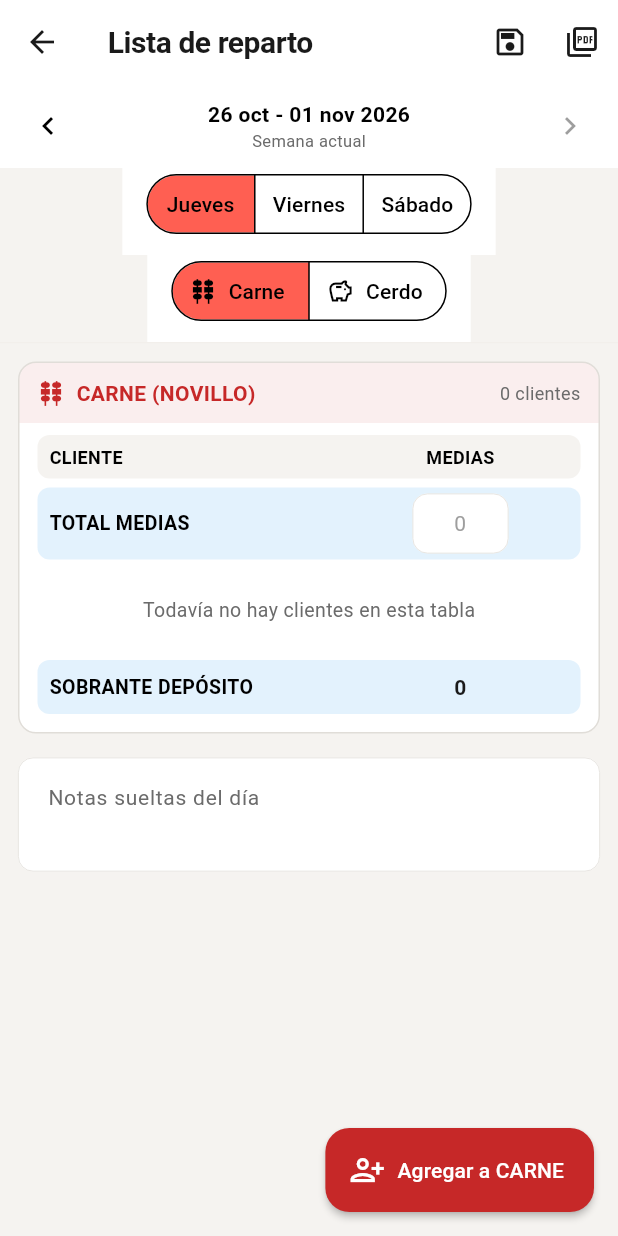
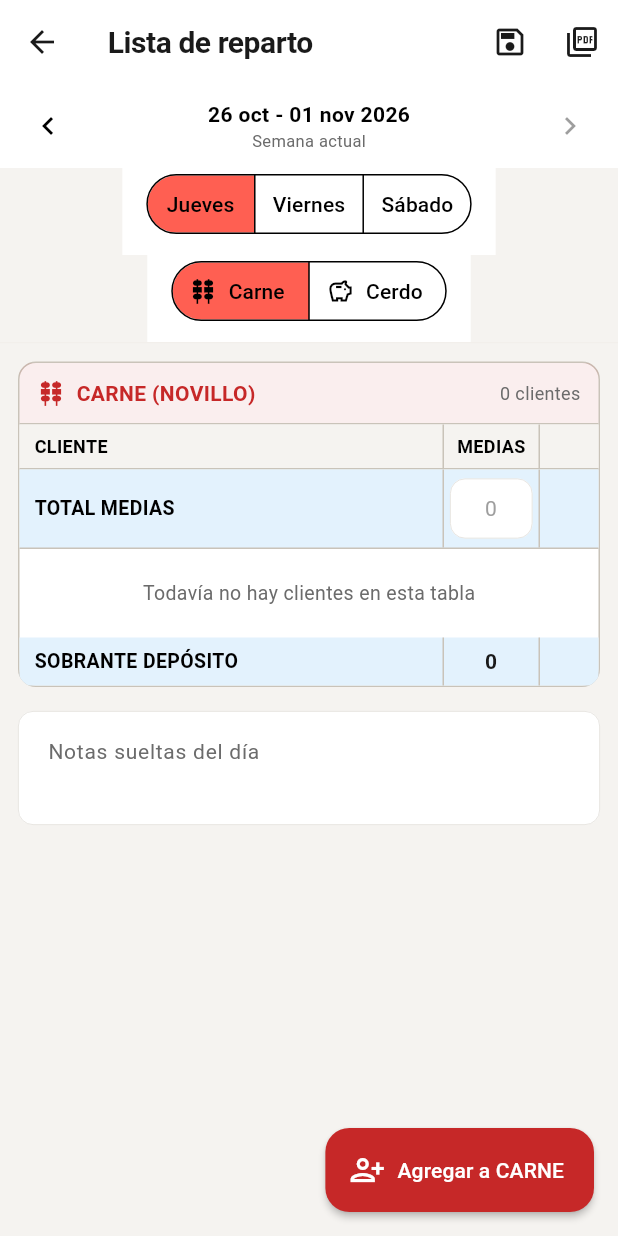
Before and after one commit to milifs/matarife-system, a Flutter app: the RepartoScreen screen opened directly, on a phone screen of 412 x 824 dp. Run offline on Flutter 3.47's test engine with Material 3 defaults, Android fonts, the phone set to English and light mode, and no system bars; our stand-ins replace image_picker, pdf, printing, shared_preferences, supabase_flutter; missing offline and left inert: dart:html; accounts and stored records are empty.

Commit message:
Dibujar las lineas de la grilla del reparto y pintar el renglon al señalarlo
Joaco lee la tabla cruzando el nombre con el numero y no veia el renglon.

Ahora todas las filas (encabezado, total, clientes y sobrante) se arman con
el mismo helper, que es lo que hace que las lineas verticales queden
alineadas de punta a punta: cada fila dibujandose por su cuenta corria la
columna de medias. Van con IntrinsicHeight y stretch, si no las verticales
salen cortadas en las filas que tienen sucursal cargada.

Y el renglon se pinta al pasar el mouse, con el nombre del cliente en rojo.
La fila paso a ser un widget con estado propio para que el mouse repinte un
renglon y no la lista entera. El nombre cambia de color y no de grosor, para
que el texto no se mueva solo.

Sin pasada visual del desarrollador: la app local pega contra produccion.

Co-Authored-By: Claude Opus 5 <noreply@anthropic.com>

```diff
--- a/don_chacho/lib/screens/reparto_screen.dart
+++ b/don_chacho/lib/screens/reparto_screen.dart
@@ -438,8 +438,11 @@ class _RepartoScreenState extends State<RepartoScreen> {
       decoration: BoxDecoration(
         color: AppTheme.card,
         borderRadius: BorderRadius.circular(12),
-        border: Border.all(color: AppTheme.border),
+        border: Border.all(color: AppTheme.gridLine),
       ),
+      // Las líneas de la grilla llegan hasta el borde de la tarjeta, así que
+      // hay que recortarlas para que no se pasen de las esquinas redondeadas.
+      clipBehavior: Clip.antiAlias,
       child: Column(
         children: [
           // Título de la tabla
@@ -451,8 +454,8 @@ class _RepartoScreenState extends State<RepartoScreen> {
               color: esCerdo
                   ? AppTheme.warningBg
                   : AppTheme.primary.withValues(alpha: 0.08),
-              borderRadius: const BorderRadius.vertical(
-                  top: Radius.circular(11)),
+              border: const Border(
+                  bottom: BorderSide(color: AppTheme.gridLine)),
             ),
             child: Row(
               children: [
@@ -478,106 +481,212 @@ class _RepartoScreenState extends State<RepartoScreen> {
               ],
             ),
           ),
-          Padding(
-            padding: const EdgeInsets.fromLTRB(12, 8, 12, 12),
-            child: Column(
-              children: [
           _filaHeader(),
           _filaTotal(tipo),
-                const SizedBox(height: 4),
           if (filas.isEmpty)
             const Padding(
               padding: EdgeInsets.symmetric(vertical: 20),
-                    child: Text(
-                      'Todavía no hay clientes en esta tabla',
+              child: Text('Todavía no hay clientes en esta tabla',
                   style: TextStyle(
-                          fontSize: 13, color: AppTheme.textSecondary),
-                    ),
+                      fontSize: 13, color: AppTheme.textSecondary)),
             )
           else
-                  for (final fila in filas) _filaCliente(app, tipo, fila),
-                const SizedBox(height: 4),
+            for (final fila in filas)
+              _FilaCliente(
+                key: ObjectKey(fila),
+                fila: fila,
+                nombre: app.clientePorId(fila.clienteId)?.nombreRazonSocial ??
+                    '(cliente eliminado)',
+                onCambio: () {
+                  _marcarModificado();
+                  setState(() {});
+                },
+                onQuitar: () {
+                  setState(() {
+                    fila.dispose();
+                    _filas[tipo]!.remove(fila);
+                    _precargado = false;
+                  });
+                },
+              ),
           _filaSobrante(_sobrante(tipo)),
-              ],
-            ),
-          ),
         ],
       ),
     );
   }
 
   Widget _filaHeader() {
-    return Container(
-      padding: const EdgeInsets.symmetric(vertical: 6, horizontal: 8),
-      decoration: BoxDecoration(
-        color: AppTheme.background,
-        borderRadius: BorderRadius.circular(8),
-      ),
-      child: const Row(
-        children: [
-          Expanded(
-            child: Text('CLIENTE',
-                style: TextStyle(
-                    fontSize: 12, fontWeight: FontWeight.bold)),
-          ),
-          SizedBox(
-            width: 64,
-            child: Text('MEDIAS',
+    return _filaGrilla(
+      fondo: AppTheme.background,
+      izquierda: const Text('CLIENTE',
+          style: TextStyle(fontSize: 12, fontWeight: FontWeight.bold)),
+      centro: const Text('MEDIAS',
+          style: TextStyle(fontSize: 12, fontWeight: FontWeight.bold)),
+    );
+  }
+
+  Widget _filaTotal(String tipo) {
+    return _filaGrilla(
+      fondo: AppTheme.infoBg,
+      izquierda: const Text('TOTAL MEDIAS',
+          style: TextStyle(fontSize: 13, fontWeight: FontWeight.bold)),
+      centro: _campoNumero(_totalCtrl[tipo]!),
+    );
+  }
+
+  Widget _filaSobrante(int valor) {
+    return _filaGrilla(
+      fondo: AppTheme.infoBg,
+      ultima: true,
+      izquierda: const Text('SOBRANTE DEPÓSITO',
+          style: TextStyle(fontSize: 13, fontWeight: FontWeight.bold)),
+      centro: Text(
+        '$valor',
         textAlign: TextAlign.center,
         style: TextStyle(
-                    fontSize: 12, fontWeight: FontWeight.bold)),
+          fontSize: 14,
+          fontWeight: FontWeight.bold,
+          color: valor < 0 ? AppTheme.danger : AppTheme.textPrimary,
         ),
-          SizedBox(width: 40),
-        ],
       ),
     );
   }
 
-  Widget _filaTotal(String tipo) {
+  Widget _campoNumero(TextEditingController ctrl) => _campoMedias(
+        ctrl: ctrl,
+        onCambio: () {
+          _marcarModificado();
+          setState(() {});
+        },
+      );
+}
+
+// ─────────────────────────────────────────────
+// La grilla
+// ─────────────────────────────────────────────
+// Todas las filas (encabezado, total, clientes y sobrante) se arman con
+// este helper, que es lo que hace que las líneas verticales queden
+// alineadas de punta a punta. Si una fila se dibujara por su cuenta, la
+// columna de medias se correría y la grilla dejaría de leerse.
+
+const double _anchoMedias = 64;
+const double _anchoAccion = 40;
+
+Widget _filaGrilla({
+  required Widget izquierda,
+  required Widget centro,
+  Widget? derecha,
+  Color? fondo,
+  bool ultima = false,
+}) {
+  const linea = BorderSide(color: AppTheme.gridLine);
   return Container(
-      margin: const EdgeInsets.only(top: 6),
-      padding: const EdgeInsets.symmetric(vertical: 4, horizontal: 8),
     decoration: BoxDecoration(
-        color: AppTheme.infoBg,
-        borderRadius: BorderRadius.circular(8),
+      color: fondo,
+      border: Border(bottom: ultima ? BorderSide.none : linea),
     ),
+    // Estira las celdas al alto de la fila: sin esto las líneas verticales
+    // salen cortadas en las filas más altas (las que tienen sucursal).
+    child: IntrinsicHeight(
       child: Row(
+        crossAxisAlignment: CrossAxisAlignment.stretch,
         children: [
-          const Expanded(
-            child: Text('TOTAL MEDIAS',
-                style: TextStyle(
-                    fontSize: 13, fontWeight: FontWeight.bold)),
+          Expanded(
+            child: Padding(
+              padding: const EdgeInsets.symmetric(
+                  horizontal: 10, vertical: 6),
+              child: Align(
+                  alignment: Alignment.centerLeft, child: izquierda),
             ),
-          _campoNumero(_totalCtrl[tipo]!),
-          const SizedBox(width: 40),
+          ),
+          Container(
+            width: _anchoMedias,
+            decoration: const BoxDecoration(border: Border(left: linea)),
+            padding: const EdgeInsets.symmetric(horizontal: 4, vertical: 6),
+            child: Center(child: centro),
+          ),
+          Container(
+            width: _anchoAccion,
+            decoration: const BoxDecoration(border: Border(left: linea)),
+            child: Center(child: derecha ?? const SizedBox.shrink()),
+          ),
         ],
+      ),
     ),
   );
 }
 
-  Widget _filaCliente(AppProvider app, String tipo, _Fila fila) {
-    final cliente = app.clientePorId(fila.clienteId);
-    final nombre = cliente?.nombreRazonSocial ?? '(cliente eliminado)';
-    return Padding(
-      padding: const EdgeInsets.symmetric(vertical: 2, horizontal: 8),
-      child: Row(
-        // El número va centrado contra el bloque del cliente (nombre +
-        // sucursal): con alineación al tope quedaba más alto que el nombre.
-        crossAxisAlignment: CrossAxisAlignment.center,
-        children: [
-          Expanded(
-            child: Column(
+/// El campo de medias de cualquier fila. Sin ancho propio: se lo da la
+/// celda de la grilla.
+Widget _campoMedias({
+  required TextEditingController ctrl,
+  required VoidCallback onCambio,
+}) {
+  return TextField(
+    controller: ctrl,
+    textAlign: TextAlign.center,
+    keyboardType: TextInputType.number,
+    inputFormatters: [FilteringTextInputFormatter.digitsOnly],
+    onChanged: (_) => onCambio(),
+    decoration: const InputDecoration(
+      isDense: true,
+      contentPadding: EdgeInsets.symmetric(vertical: 8, horizontal: 4),
+      hintText: '0',
+    ),
+  );
+}
+
+// ─────────────────────────────────────────────
+// Fila de cliente (con resaltado al pasar el mouse)
+// ─────────────────────────────────────────────
+// Es un widget aparte y no un método de la pantalla por el hover: así el
+// mouse repinta UN renglón y no la lista entera en cada movimiento.
+class _FilaCliente extends StatefulWidget {
+  final _Fila fila;
+  final String nombre;
+  final VoidCallback onCambio;
+  final VoidCallback onQuitar;
+
+  const _FilaCliente({
+    super.key,
+    required this.fila,
+    required this.nombre,
+    required this.onCambio,
+    required this.onQuitar,
+  });
+
+  @override
+  State<_FilaCliente> createState() => _FilaClienteState();
+}
+
+class _FilaClienteState extends State<_FilaCliente> {
+  bool _hover = false;
+
+  @override
+  Widget build(BuildContext context) {
+    return MouseRegion(
+      onEnter: (_) => setState(() => _hover = true),
+      onExit: (_) => setState(() => _hover = false),
+      child: _filaGrilla(
+        fondo: _hover ? AppTheme.gridHover : null,
+        izquierda: Column(
           crossAxisAlignment: CrossAxisAlignment.start,
           mainAxisSize: MainAxisSize.min,
           children: [
-                Text(nombre, style: const TextStyle(fontSize: 14)),
+            Text(
+              widget.nombre,
+              style: TextStyle(
+                fontSize: 14,
+                // El nombre se pinta al señalarlo: en una lista larga es lo
+                // que dice qué renglón se está por tocar. El grosor NO
+                // cambia, para que el texto no se mueva solo.
+                color: _hover ? AppTheme.primary : AppTheme.textPrimary,
+              ),
+            ),
             TextField(
-                  controller: fila.sucursalCtrl,
+              controller: widget.fila.sucursalCtrl,
               maxLength: 40,
-                  onChanged: (_) {
-                    _marcarModificado();
-                    setState(() {});
-                  },
+              onChanged: (_) => widget.onCambio(),
               style: const TextStyle(fontSize: 12),
               decoration: const InputDecoration(
                 isDense: true,
@@ -593,79 +702,13 @@ class _RepartoScreenState extends State<RepartoScreen> {
             ),
           ],
         ),
-          ),
-          const SizedBox(width: 8),
-          _campoNumero(fila.mediasCtrl),
-          SizedBox(
-            width: 40,
-            child: IconButton(
+        centro: _campoMedias(
+            ctrl: widget.fila.mediasCtrl, onCambio: widget.onCambio),
+        derecha: IconButton(
           tooltip: 'Quitar',
           padding: EdgeInsets.zero,
-              icon: const Icon(Icons.close,
-                  size: 18, color: AppTheme.textHint),
-              onPressed: () {
-                setState(() {
-                  fila.dispose();
-                  _filas[tipo]!.remove(fila);
-                  _precargado = false;
-                });
-              },
-            ),
-          ),
-        ],
-      ),
-    );
-  }
-
-  Widget _filaSobrante(int valor) {
-    return Container(
-      padding: const EdgeInsets.symmetric(vertical: 8, horizontal: 8),
-      decoration: BoxDecoration(
-        color: AppTheme.infoBg,
-        borderRadius: BorderRadius.circular(8),
-      ),
-      child: Row(
-        children: [
-          const Expanded(
-            child: Text('SOBRANTE DEPÓSITO',
-                style: TextStyle(
-                    fontSize: 13, fontWeight: FontWeight.bold)),
-          ),
-          SizedBox(
-            width: 64,
-            child: Text(
-              '$valor',
-              textAlign: TextAlign.center,
-              style: TextStyle(
-                fontSize: 14,
-                fontWeight: FontWeight.bold,
-                color: valor < 0 ? AppTheme.danger : AppTheme.textPrimary,
-              ),
-            ),
-          ),
-          const SizedBox(width: 40),
-        ],
-      ),
-    );
-  }
-
-  Widget _campoNumero(TextEditingController ctrl) {
-    return SizedBox(
-      width: 64,
-      child: TextField(
-        controller: ctrl,
-        textAlign: TextAlign.center,
-        keyboardType: TextInputType.number,
-        inputFormatters: [FilteringTextInputFormatter.digitsOnly],
-        onChanged: (_) {
-          _marcarModificado();
-          setState(() {});
-        },
-        decoration: const InputDecoration(
-          isDense: true,
-          contentPadding:
-              EdgeInsets.symmetric(vertical: 8, horizontal: 6),
-          hintText: '0',
+          icon: const Icon(Icons.close, size: 18, color: AppTheme.textHint),
+          onPressed: widget.onQuitar,
         ),
       ),
     );
--- a/don_chacho/lib/utils/theme.dart
+++ b/don_chacho/lib/utils/theme.dart
@@ -32,6 +32,14 @@ class AppTheme {
 
   static const Color border = Color(0xFFE0DDD8);
   static const Color divider = Color(0xFFF0EDE8);
+
+  /// Línea de grilla de las pantallas tipo planilla (hoy la Lista de
+  /// reparto). Más marcada que `border` a propósito: el usuario lee la
+  /// tabla cruzando el nombre con el número y necesita ver el renglón.
+  static const Color gridLine = Color(0xFFC9C3B9);
+
+  /// Fondo del renglón que el mouse está señalando.
+  static const Color gridHover = Color(0xFFFFF3E0);
 
   // ── Tema Material ──
   static ThemeData get theme => ThemeData(
```
Also changed, not shown: 1 other file. Lines whose indentation alone changed are shown as unchanged.
